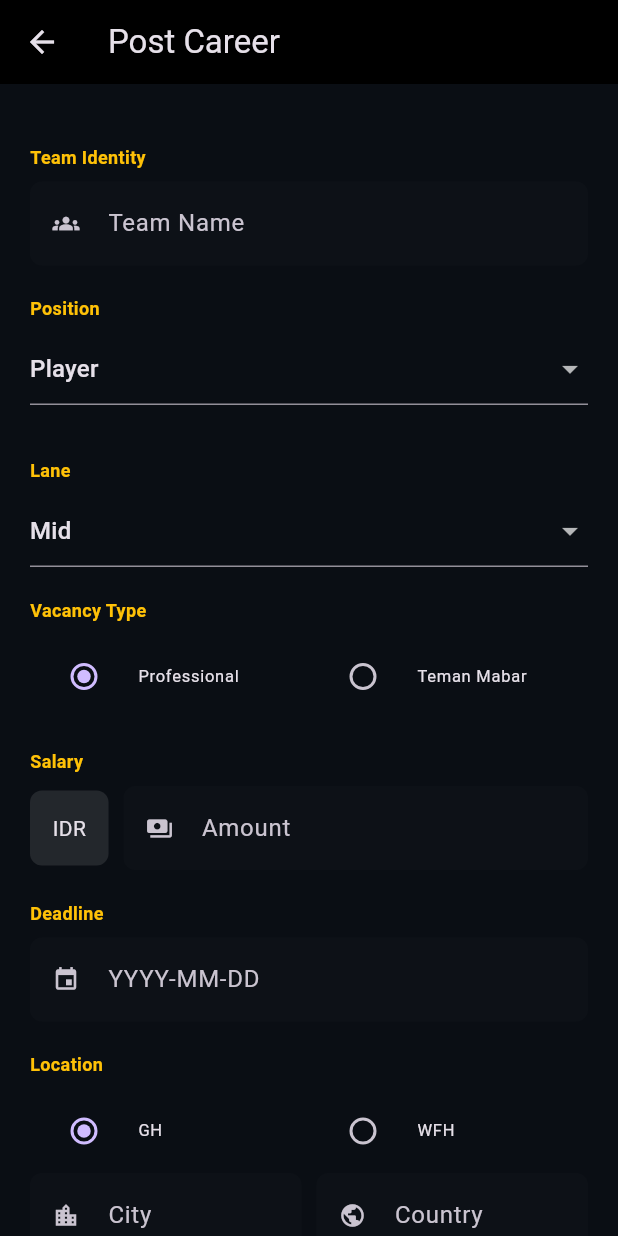
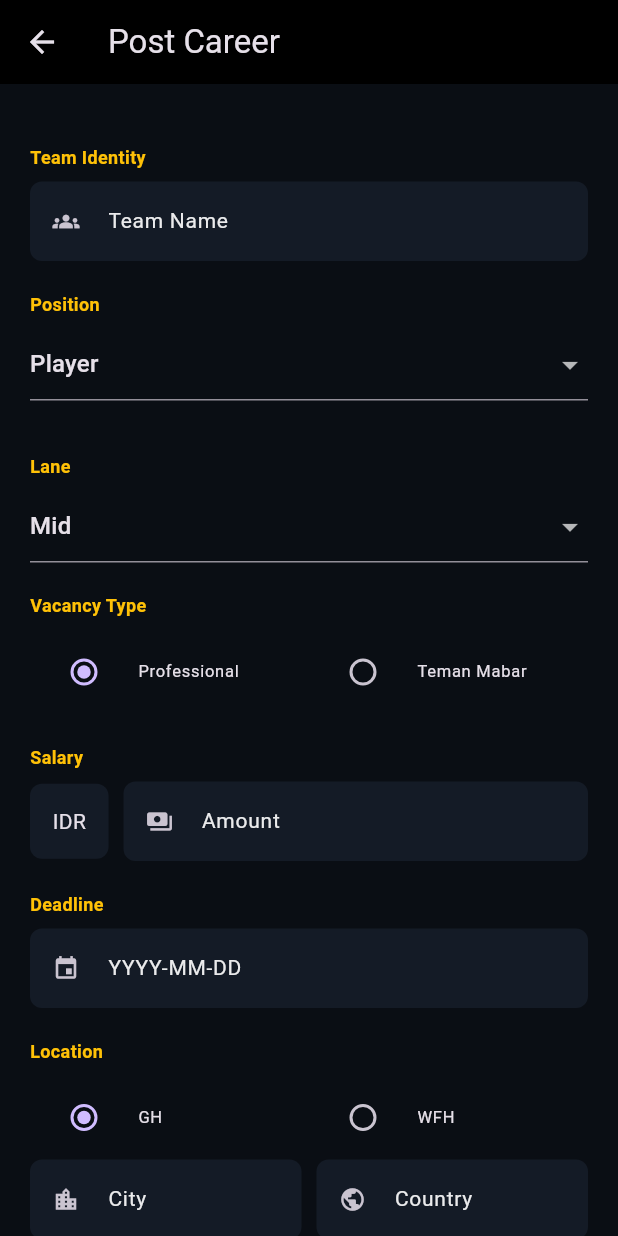
Before and after one commit to nivyanyctra/hoku, a Flutter app: the AddEditCareerScreen screen opened directly, on a phone screen of 412 x 824 dp. Run offline on Flutter 3.47's test engine with Material 3 defaults, Android fonts, the phone set to English and light mode, and no system bars; our stand-ins replace curved_navigation_bar, shared_preferences, sqflite; missing offline and left inert: add_2_calendar; accounts and stored records are empty.

Commit message:
fix/add career textbox color
color change

```diff
--- a/lib/screens/career/add_edit_career_screen.dart
+++ b/lib/screens/career/add_edit_career_screen.dart
@@ -201,7 +201,7 @@ class _AddEditCareerScreenState extends State<AddEditCareerScreen> {
                     child: Container(
                       padding: const EdgeInsets.all(15),
                       decoration: BoxDecoration(
-                        color: Colors.white10,
+                        color: Color.fromARGB(255, 20, 27, 38),
                         borderRadius: BorderRadius.circular(8),
                       ),
                       child: Text(_selectedCurrency),
@@ -280,6 +280,7 @@ class _AddEditCareerScreenState extends State<AddEditCareerScreen> {
       controller: c,
       maxLines: maxLines,
       readOnly: isDate,
+      style: const TextStyle(color: Colors.white, fontSize: 14),
       keyboardType: isNumber ? TextInputType.number : TextInputType.text,
       inputFormatters: isNumber
           ? [FilteringTextInputFormatter.digitsOnly]
@@ -298,9 +299,10 @@ class _AddEditCareerScreenState extends State<AddEditCareerScreen> {
           : null,
       decoration: InputDecoration(
         hintText: h,
+        hintStyle: const TextStyle(color: Color.fromARGB(233, 255, 255, 255), fontSize: 14),
         prefixIcon: Icon(i, size: 18),
         filled: true,
-        fillColor: Color(0xFF0D1117),
+        fillColor: Color.fromARGB(255, 20, 27, 38),
         border: OutlineInputBorder(
           borderRadius: BorderRadius.circular(8),
           borderSide: BorderSide.none,
```
